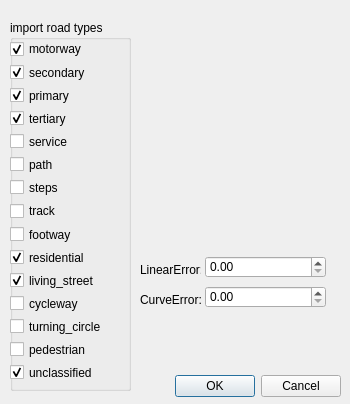
The window that src/OpenCOVER/DrivingSim/oddlot/src/gui/importsettings.ui (hlrs-vis/covise) describes before a commit, drawn with Qt 5.
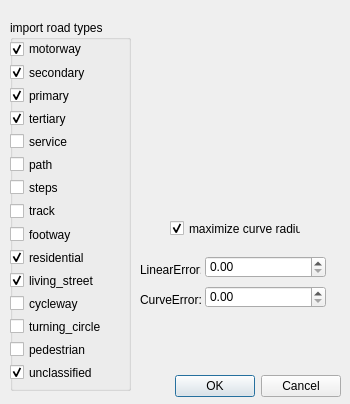
The same window after the commit.

Patch:
```diff
--- a/src/OpenCOVER/DrivingSim/oddlot/src/gui/importsettings.ui
+++ b/src/OpenCOVER/DrivingSim/oddlot/src/gui/importsettings.ui
@@ -226,6 +226,22 @@
     </layout>
    </widget>
   </widget>
+  <widget class="QCheckBox" name="maximize_curve_radius_cb">
+   <property name="geometry">
+    <rect>
+     <x>170</x>
+     <y>220</y>
+     <width>131</width>
+     <height>17</height>
+    </rect>
+   </property>
+   <property name="text">
+    <string>maximize curve radius</string>
+   </property>
+   <property name="checked">
+    <bool>true</bool>
+   </property>
+  </widget>
  </widget>
  <resources/>
  <connections>
```
